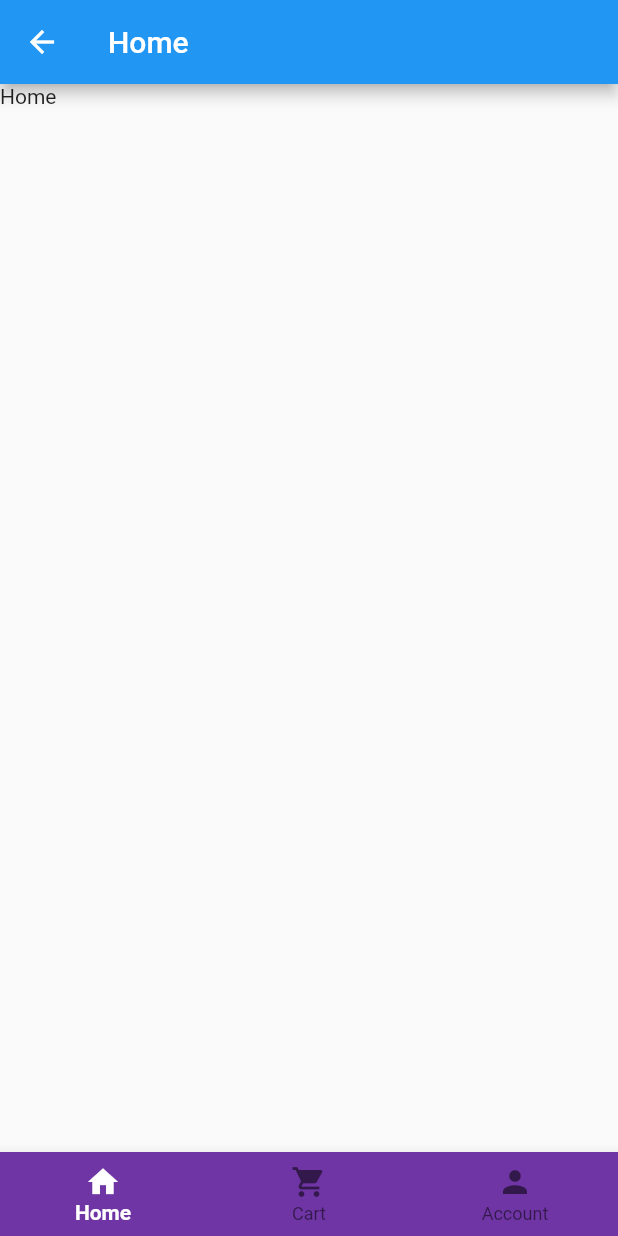
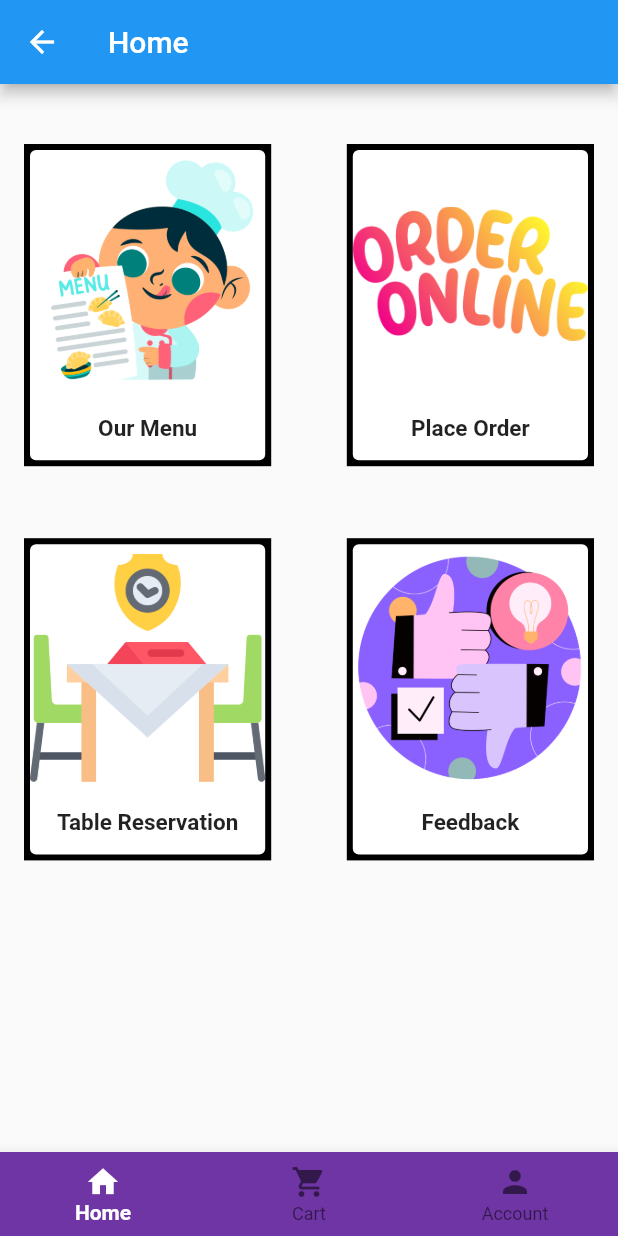
Before and after one commit to navod99/restaurant_management, a Flutter app: the Home screen opened directly with empty values, on a phone screen of 412 x 824 dp. Run offline on Flutter 3.47's test engine with Material 2 defaults, Android fonts, the phone set to English and light mode, and no system bars; our stand-ins replace cloud_firestore, firebase_auth, firebase_core; accounts and stored records are empty.

Commit message:
add home page card view

```diff
--- a/lib/screens/Home.dart
+++ b/lib/screens/Home.dart
@@ -3,6 +3,7 @@ import 'package:flutter/material.dart';
 import 'package:flutter/src/widgets/framework.dart';
 import 'package:flutter/src/widgets/placeholder.dart';
 import 'package:restaurant_management/screens/Login.dart';
+import './Tabs/HomeViewTab.dart';
 
 class Home extends StatefulWidget {
   final User? user;
@@ -21,7 +22,7 @@ class _HomeState extends State<Home> {
   ];
 
   static const List<Widget> _options = <Widget>[
-    Text('Home'),
+    HomeViewTab(),
     Text('Cart'),
     Text('Account'),
   ];
@@ -45,17 +46,6 @@ class _HomeState extends State<Home> {
       appBar: AppBar(
         title: Text(_tabTitles[_tabIndex]),
       ),
-      // body: Center(
-      //     child: Column(
-      //   mainAxisAlignment: MainAxisAlignment.center,
-      //   children: [
-      //     Text('Welcome, ${widget.user!.email}'),
-      //     const SizedBox(
-      //       height: 16,
-      //     ),
-      //     ElevatedButton(onPressed: _logout, child: const Text("Logout"))
-      //   ],
-      // )),
       body: IndexedStack(
         index: _tabIndex,
         children: _options,
--- a/lib/screens/SignUpForm.dart
+++ b/lib/screens/SignUpForm.dart
@@ -6,7 +6,6 @@ import 'package:restaurant_management/repositories/registration_repository.dart'
 import 'package:restaurant_management/screens/Login.dart';
 import 'package:restaurant_management/screens/LoginForm.dart';
 import '../model/user.dart';
-import 'package:fluttertoast/fluttertoast.dart';
 
 class SignUpForm extends StatefulWidget {
   const SignUpForm({super.key});
--- /dev/null
+++ b/lib/screens/Tabs/HomeViewTab.dart
@@ -0,0 +1,61 @@
+import 'package:flutter/material.dart';
+
+class HomeViewTab extends StatelessWidget {
+  const HomeViewTab({super.key});
+
+  @override
+  Widget build(BuildContext context) {
+    Size size = MediaQuery.of(context).size;
+
+    return Container(
+      padding: const EdgeInsets.only(top: 40.0, left: 16.0, right: 16.0),
+      child: Column(
+        children: [
+          Row(
+            mainAxisAlignment: MainAxisAlignment.spaceBetween,
+            children: <Widget>[
+              cardView('Our Menu', 'assets/images/chef.png', size),
+              cardView('Place Order', 'assets/images/order.png', size),
+            ],
+          ),
+          const SizedBox(height: 48.0),
+          Row(
+            mainAxisAlignment: MainAxisAlignment.spaceBetween,
+            children: [
+              cardView('Table Reservation', 'assets/images/table.png', size),
+              cardView('Feedback', 'assets/images/feedback.png', size),
+            ],
+          ),
+        ],
+      ),
+    );
+  }
+
+  Widget cardView(String title, String imagePath, Size size) {
+    return Container(
+      color: Colors.black,
+      child: SizedBox(
+        width: size.width * 0.4,
+        child: Card(
+          child: Column(
+            crossAxisAlignment: CrossAxisAlignment.start,
+            children: [
+              Image.asset(
+                imagePath,
+                 height: size.height * 0.2,
+              ),
+              Center(
+                child: Padding(
+                  padding: const EdgeInsets.all(12.0),
+                  child: Text(title,
+                   style: const TextStyle(fontWeight: FontWeight.bold, fontSize: 15),
+                  ),
+                ),
+              ),
+            ],
+          ),
+        ),
+      ),
+    );
+  }
+}
--- a/lib/screens/components/Background.dart
+++ /dev/null
@@ -1,11 +0,0 @@
-import 'package:flutter/src/widgets/framework.dart';
-import 'package:flutter/src/widgets/placeholder.dart';
-
-class Background extends StatelessWidget {
-  const Background({super.key});
-
-  @override
-  Widget build(BuildContext context) {
-    return const Placeholder();
-  }
-}
```
Also changed, not shown: assets/images/chef.png (added), assets/images/feedback.png (added), assets/images/order.png (added), assets/images/table.png (added).
